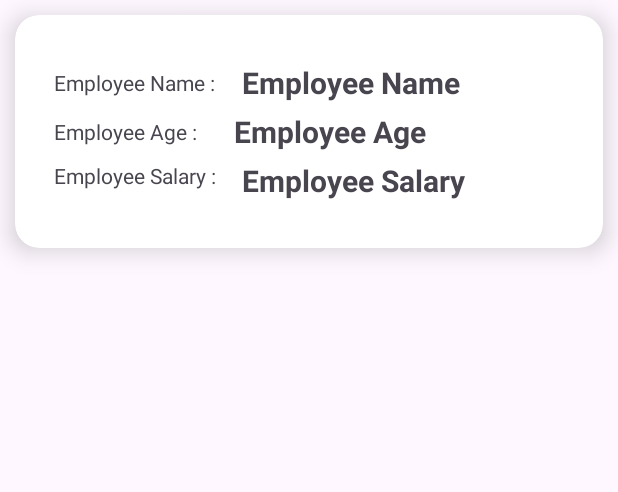
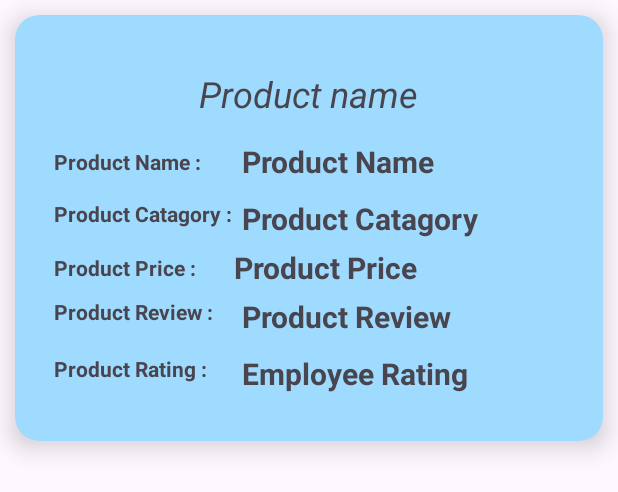
Before and after one commit to choyon-sarker/Ki-Kinbo, an Android app: the layout product_list_item.xml on its own in the app's theme, with its tools: preview values and no code run, on a phone screen of 412 x 824 dp. Shown: the top 492 px of the screen. Run offline under Robolectric (Android 15) with nearby library versions, the phone set to English and light mode, and no system bars.

Commit message:
modify product_list_item.xml file

```diff
--- a/app/src/main/res/layout/activity_search_product.xml
+++ b/app/src/main/res/layout/activity_search_product.xml
@@ -12,6 +12,7 @@
         android:layout_width="match_parent"
         android:layout_height="wrap_content"
         android:orientation="horizontal"
+        android:layout_margin="5dp"
         app:layout_constraintBottom_toBottomOf="parent"
         app:layout_constraintEnd_toEndOf="parent"
         app:layout_constraintHorizontal_bias="0.0"
@@ -44,6 +45,7 @@
             android:layout_gravity="center_vertical"
             android:layout_marginRight="10dp"
             android:layout_weight="0.4"
+            android:backgroundTint="@color/blue"
             android:text="Search" />
     </LinearLayout>
 
--- a/app/src/main/res/layout/product_list_item.xml
+++ b/app/src/main/res/layout/product_list_item.xml
@@ -5,8 +5,12 @@
     android:orientation="vertical"
     android:layout_height="wrap_content"
     app:cardElevation="10dp"
+    android:elevation="20dp"
+    android:backgroundTint="#9FDAFF"
+
     app:cardCornerRadius="16dp"
     android:layout_margin="10dp">
+
     <LinearLayout
         android:layout_width="match_parent"
         android:layout_height="wrap_content"
@@ -15,6 +19,14 @@
         android:layout_margin="10dp"
         android:orientation="vertical"
         android:padding="16dp">
+        <TextView
+            android:id="@+id/tvProductNameid1"
+            android:layout_width="wrap_content"
+            android:layout_height="wrap_content"
+            android:text="Product name"
+            android:layout_margin="10dp"
+            android:textStyle="italic"
+            android:textSize="24dp"/>
         <LinearLayout
             android:orientation="horizontal"
             android:layout_width="match_parent"
@@ -23,12 +35,32 @@
                 android:layout_gravity="center_vertical"
                 android:layout_width="120dp"
                 android:layout_height="wrap_content"
-                android:text="Employee Name : "/>
+                android:text="Product Name : "
+                android:textStyle="bold"/>
             <TextView
-                android:id="@+id/tvEmpName1"
+                android:id="@+id/tvProductNameid2"
                 android:layout_width="wrap_content"
                 android:layout_height="wrap_content"
-                android:text="Employee Name"
+                android:text="Product Name"
+                android:textStyle="bold"
+                android:layout_margin="5dp"
+                android:textSize="20dp"/>
+        </LinearLayout>
+        <LinearLayout
+            android:layout_gravity="center_vertical"
+            android:orientation="horizontal"
+            android:layout_width="match_parent"
+            android:layout_height="wrap_content">
+            <TextView
+                android:layout_width="120dp"
+                android:layout_height="wrap_content"
+                android:text="Product Catagory : "
+                android:textStyle="bold"/>
+            <TextView
+                android:id="@+id/tvProductCatagoryid"
+                android:layout_width="wrap_content"
+                android:layout_height="wrap_content"
+                android:text="Product Catagory"
                 android:textStyle="bold"
                 android:layout_margin="5dp"
                 android:textSize="20dp"/>
@@ -41,15 +73,36 @@
                 android:layout_gravity="center_vertical"
                 android:layout_width="120dp"
                 android:layout_height="wrap_content"
-                android:text="Employee Age : "/>
+                android:text="Product Price : "
+                android:textStyle="bold"/>
             <TextView
-                android:id="@+id/tvEmpAge1"
+                android:id="@+id/tvProductPriceid"
                 android:layout_width="wrap_content"
                 android:layout_height="wrap_content"
-                android:text="Employee Age"
+                android:text="Product Price"
                 android:textStyle="bold"
                 android:textSize="20dp"/>
 
+        </LinearLayout>
+
+        <LinearLayout
+            android:layout_gravity="center_vertical"
+            android:orientation="horizontal"
+            android:layout_width="match_parent"
+            android:layout_height="wrap_content">
+            <TextView
+                android:layout_width="120dp"
+                android:layout_height="wrap_content"
+                android:text="Product Review : "
+                android:textStyle="bold"/>
+            <TextView
+                android:id="@+id/tvProductReviewid"
+                android:layout_width="wrap_content"
+                android:layout_height="wrap_content"
+                android:text="Product Review"
+                android:textStyle="bold"
+                android:layout_margin="5dp"
+                android:textSize="20dp"/>
         </LinearLayout>
         <LinearLayout
             android:layout_gravity="center_vertical"
@@ -59,12 +112,13 @@
             <TextView
                 android:layout_width="120dp"
                 android:layout_height="wrap_content"
-                android:text="Employee Salary : "/>
+                android:text="Product Rating : "
+                android:textStyle="bold"/>
             <TextView
-                android:id="@+id/tvEmpSalary1"
+                android:id="@+id/tvProductRatingid"
                 android:layout_width="wrap_content"
                 android:layout_height="wrap_content"
-                android:text="Employee Salary"
+                android:text="Employee Rating"
                 android:textStyle="bold"
                 android:layout_margin="5dp"
                 android:textSize="20dp"/>
--- a/app/src/main/res/values/colors.xml
+++ b/app/src/main/res/values/colors.xml
@@ -2,4 +2,6 @@
 <resources>
     <color name="black">#FF000000</color>
     <color name="white">#FFFFFFFF</color>
+    <color name="skyblue">#9FDAFF</color>
+    <color name="blue">#0085C5</color>
 </resources>
```
